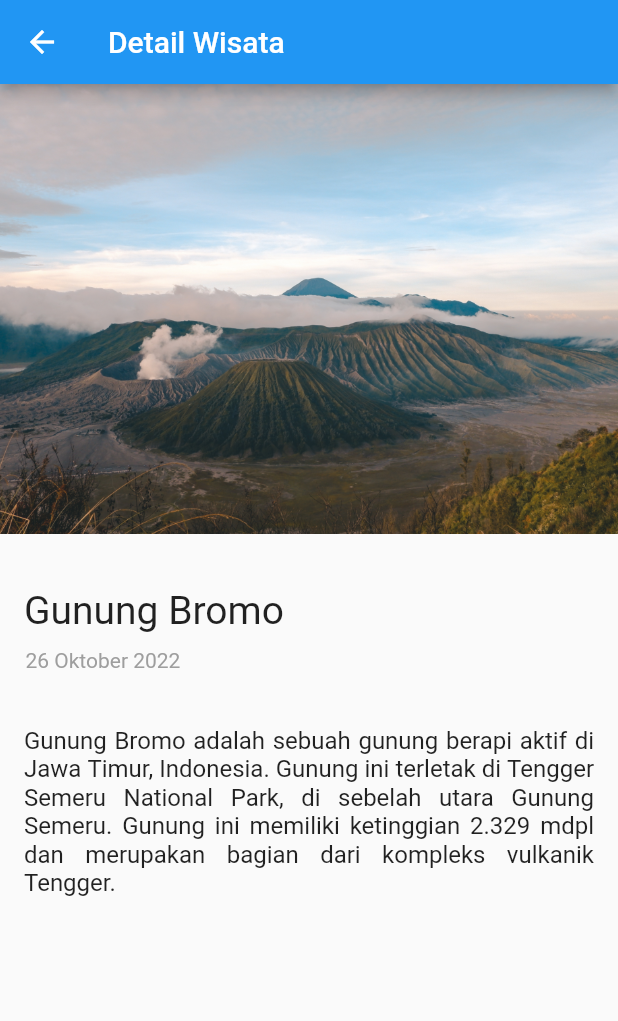
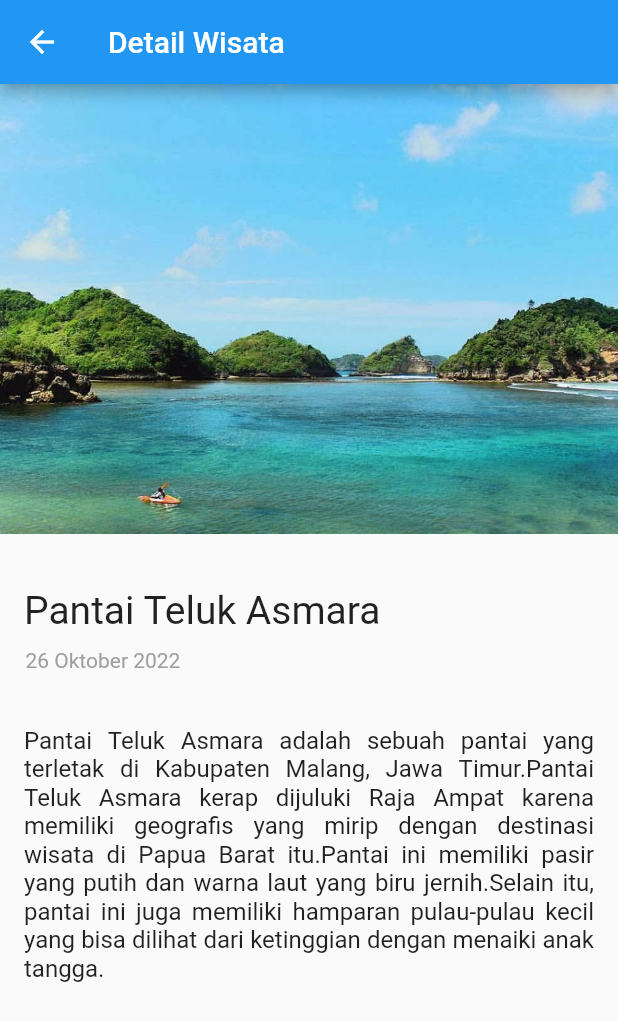
Before and after one commit to royhandf/article-app, a Flutter app: the DetailPage screen opened directly with empty values, on a phone screen of 412 x 824 dp. Shown: the top 1021 px of the screen. Run offline on Flutter 3.47's test engine with Material 2 defaults, Android fonts, the phone set to English and light mode, and no system bars.

Commit message:
menambahkan deskripsi pada artikel

```diff
--- a/lib/utils/data.dart
+++ b/lib/utils/data.dart
@@ -1,30 +1,39 @@
 List articles = [
+  {
+    'title': 'Pantai Teluk Asmara',
+    'timeUploaded': '26 Oktober 2022',
+    'description': 'Pantai Teluk Asmara adalah sebuah pantai yang terletak di Kabupaten Malang, Jawa Timur.'
+        'Pantai Teluk Asmara kerap dijuluki Raja Ampat karena memiliki geografis yang mirip dengan destinasi wisata di Papua Barat itu.'
+        'Pantai ini memiliki pasir yang putih dan warna laut yang biru jernih.'
+        'Selain itu, pantai ini juga memiliki hamparan pulau-pulau kecil yang bisa dilihat dari ketinggian dengan menaiki anak tangga.',
+    'image': 'teluk-asmara.jpg',
+  },
   {
     'title': 'Gunung Bromo',
     'timeUploaded': '26 Oktober 2022',
     'description':
-        'Gunung Bromo adalah sebuah gunung berapi aktif di Jawa Timur, Indonesia. Gunung ini terletak di Tengger Semeru National Park, di sebelah utara Gunung Semeru. Gunung ini memiliki ketinggian 2.329 mdpl dan merupakan bagian dari kompleks vulkanik Tengger.',
+        'Gunung Bromo adalah sebuah gunung berapi aktif di Jawa Timur. '
+        'Gunung ini memiliki ketinggian 2.329 mdpl dan dan berada dalam empat wilayah kabupaten, yakni Kabupaten Probolinggo, Kabupaten Pasuruan, Kabupaten Lumajang, dan Kabupaten Malang.'
+        'Gunung Bromo termasuk dalam kawasan Taman Nasional Bromo Tengger Semeru.',
     'image': 'bromo.jpg',
   },
   {
     'title': 'Taman Baluran',
     'timeUploaded': '26 Oktober 2022',
     'description':
-        'Taman Nasional Baluran adalah sebuah taman nasional di Jawa Timur, Indonesia. Taman nasional ini terletak di Kabupaten Jember, Kabupaten Banyuwangi, dan Kabupaten Bondowoso. Taman nasional ini memiliki luas 74.000 hektar dan merupakan taman nasional terluas di Jawa Timur.',
+        'Taman Nasional Baluran adalah sebuah taman nasional di Jawa Timur.'
+        'Taman nasional ini terletak di Kabupaten Jember, Kabupaten Banyuwangi, dan Kabupaten Bondowoso.'
+        'Taman nasional ini memiliki luas 74.000 hektar dan merupakan taman nasional terluas di Jawa Timur.',
     'image': 'baluran.webp',
   },
   {
     'title': 'Tumpak Sewu',
     'timeUploaded': '26 Oktober 2022',
     'description':
-        'Tumpak Sewu adalah sebuah tempat wisata di Lumajang, Jawa Timur, Indonesia. Tumpak Sewu terletak di Desa Tumpak Sewu, Kecamatan Lumajang, Kabupaten Lumajang, Jawa Timur. Tumpak Sewu terletak di ketinggian 1.000 mdpl dan memiliki luas 1,5 hektar.',
+        'Tumpak Sewu atau yang disebut juga Coban Sewu adalah air terjun unik di Lumajang dikarenakan air terjun ini punya aliran air yang melebar seperti tirai.'
+        'Tumpak Sewu adalah air terjun yang memiliki ketinggian 120 meter yang bisa dinikmati atau dilihat dengan dua cara.'
+        'Yang pertama dilihat dari atas yang dikenal dengan sebutan panorama Coban Sewu.'
+        'Yang kedua dilihat dari dekat atau dari bawah langsung sehingga sensasi dingin dari air terkena langsung ke badan.',
     'image': 'tumpak-sewu.jpg',
-  },
-  {
-    'title': 'Pantai Teluk Asmara',
-    'timeUploaded': '26 Oktober 2022',
-    'description':
-        'Pantai Teluk Asmara adalah sebuah pantai yang terletak di Kabupaten Malang, Jawa Timur, Indonesia. Pantai Teluk Asmara kerap dijuluki Raja Ampat karena memiliki geografis yang mirip dengan destinasi wisata di Papua Barat itu. Pantai ini memiliki pasir yang putih dan warna laut yang biru jernih. Selain itu, pantai di Malang ini juga memiliki hamparan pulau-pulau kecil yang bisa dilihat dari ketinggian dengan menaiki anak tangga.',
-    'image': 'teluk-asmara.jpg',
   }
 ];
```
